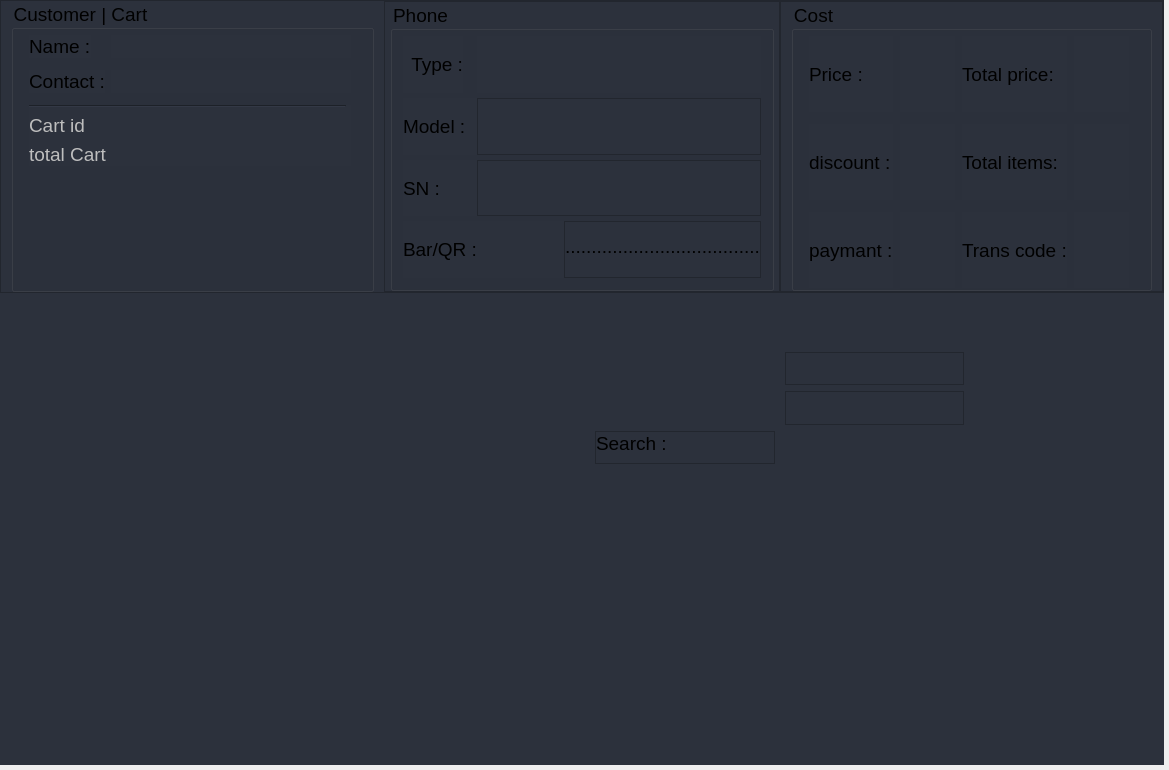
This is gui/uis/pages/main_pages.ui in kusiLaw/laky-phone-POS as Qt 5 draws it before an edit. The edited form follows.
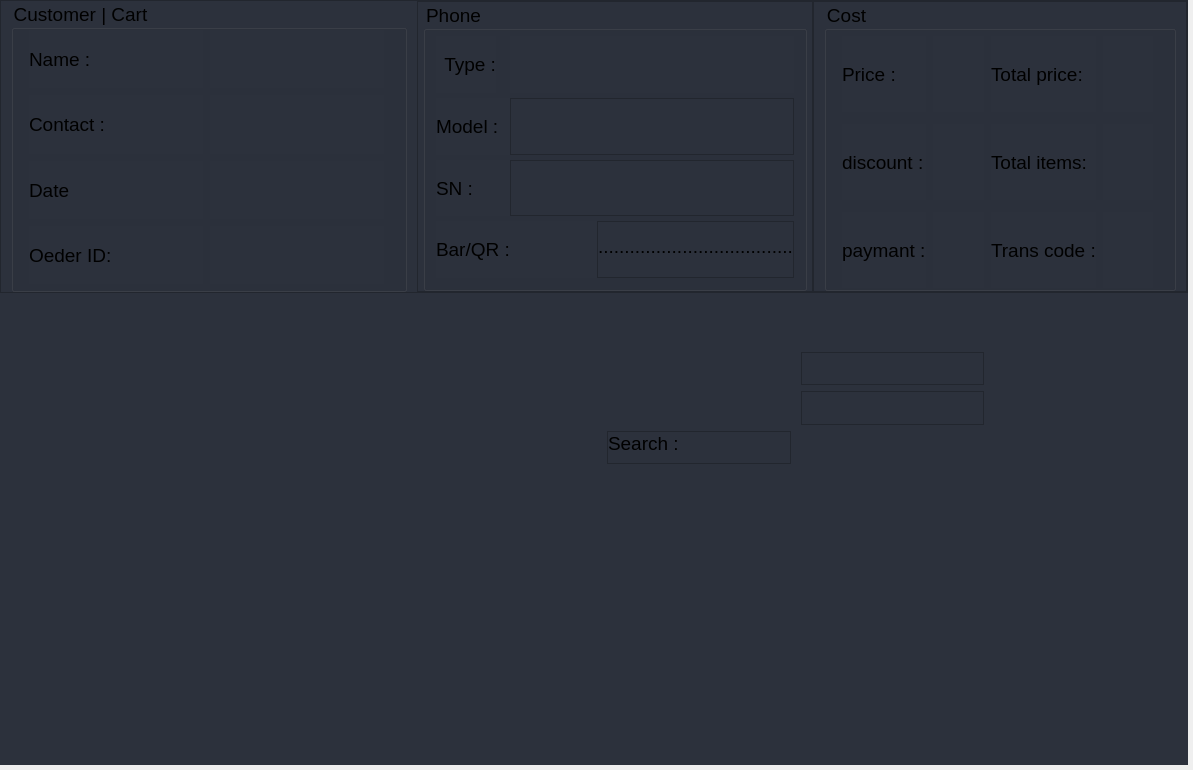
This is the edited form.

Commit message: phone customer form section modified with date, order_id

Patch:
```diff
--- a/gui/uis/pages/main_pages.ui
+++ b/gui/uis/pages/main_pages.ui
@@ -6,7 +6,7 @@
    <rect>
     <x>0</x>
     <y>0</y>
-    <width>1169</width>
+    <width>1193</width>
     <height>770</height>
    </rect>
   </property>
@@ -882,7 +882,7 @@
            <rect>
             <x>0</x>
             <y>0</y>
-            <width>1164</width>
+            <width>1188</width>
             <height>765</height>
            </rect>
           </property>
@@ -981,7 +981,7 @@
                    </property>
                    <property name="minimumSize">
                     <size>
-                     <width>284</width>
+                     <width>400</width>
                      <height>0</height>
                     </size>
                    </property>
@@ -1018,18 +1018,30 @@
                     </property>
                     <item>
                      <widget class="QGroupBox" name="customer_group">
+                      <property name="enabled">
+                       <bool>true</bool>
+                      </property>
+                      <property name="minimumSize">
+                       <size>
+                        <width>396</width>
+                        <height>0</height>
+                       </size>
+                      </property>
+                      <property name="maximumSize">
+                       <size>
+                        <width>16777215</width>
+                        <height>16777215</height>
+                       </size>
+                      </property>
                       <property name="title">
                        <string>Customer | Cart</string>
                       </property>
-                      <layout class="QFormLayout" name="formLayout">
-                       <property name="verticalSpacing">
-                        <number>12</number>
-                       </property>
+                      <layout class="QGridLayout" name="gridLayout_4">
                        <property name="leftMargin">
                         <number>15</number>
                        </property>
                        <property name="topMargin">
-                        <number>5</number>
+                        <number>0</number>
                        </property>
                        <property name="rightMargin">
                         <number>20</number>
@@ -1037,15 +1049,70 @@
                        <property name="bottomMargin">
                         <number>5</number>
                        </property>
-                       <item row="1" column="0">
-                        <widget class="QLabel" name="label_3">
+                       <property name="spacing">
+                        <number>7</number>
+                       </property>
+                       <item row="3" column="0">
+                        <widget class="QLabel" name="label_25">
                          <property name="text">
-                          <string>Name :</string>
+                          <string>Oeder ID:</string>
                          </property>
                         </widget>
                        </item>
-                       <item row="1" column="1">
+                       <item row="2" column="0">
+                        <widget class="QLabel" name="label_4">
+                         <property name="styleSheet">
+                          <string notr="true"/>
+                         </property>
+                         <property name="text">
+                          <string>Date</string>
+                         </property>
+                        </widget>
+                       </item>
+                       <item row="3" column="1">
+                        <widget class="QFrame" name="frame_14">
+                         <property name="minimumSize">
+                          <size>
+                           <width>0</width>
+                           <height>15</height>
+                          </size>
+                         </property>
+                         <property name="styleSheet">
+                          <string notr="true"/>
+                         </property>
+                         <property name="frameShape">
+                          <enum>QFrame::NoFrame</enum>
+                         </property>
+                         <property name="frameShadow">
+                          <enum>QFrame::Raised</enum>
+                         </property>
+                         <layout class="QVBoxLayout" name="phone_order_id_frame">
+                          <property name="spacing">
+                           <number>0</number>
+                          </property>
+                          <property name="leftMargin">
+                           <number>0</number>
+                          </property>
+                          <property name="topMargin">
+                           <number>0</number>
+                          </property>
+                          <property name="rightMargin">
+                           <number>0</number>
+                          </property>
+                          <property name="bottomMargin">
+                           <number>0</number>
+                          </property>
+                         </layout>
+                        </widget>
+                       </item>
+                       <item row="0" column="1">
                         <widget class="QFrame" name="customer_name">
+                         <property name="maximumSize">
+                          <size>
+                           <width>16777215</width>
+                           <height>60</height>
+                          </size>
+                         </property>
                          <property name="styleSheet">
                           <string notr="true"/>
                          </property>
@@ -1074,14 +1141,7 @@
                          </layout>
                         </widget>
                        </item>
-                       <item row="2" column="0">
-                        <widget class="QLabel" name="label_2">
-                         <property name="text">
-                          <string>Contact :</string>
-                         </property>
-                        </widget>
-                       </item>
-                       <item row="2" column="1">
+                       <item row="1" column="1">
                         <widget class="QFrame" name="customer_contact">
                          <property name="styleSheet">
                           <string notr="true"/>
@@ -1111,21 +1171,12 @@
                          </layout>
                         </widget>
                        </item>
-                       <item row="3" column="0" colspan="2">
-                        <widget class="QFrame" name="frame_8">
-                         <property name="enabled">
-                          <bool>false</bool>
-                         </property>
+                       <item row="2" column="1">
+                        <widget class="QFrame" name="cart_id">
                          <property name="minimumSize">
                           <size>
-                           <width>50</width>
-                           <height>50</height>
-                          </size>
-                         </property>
-                         <property name="maximumSize">
-                          <size>
-                           <width>16777215</width>
-                           <height>100</height>
+                           <width>0</width>
+                           <height>15</height>
                           </size>
                          </property>
                          <property name="styleSheet">
@@ -1137,7 +1188,10 @@
                          <property name="frameShadow">
                           <enum>QFrame::Raised</enum>
                          </property>
-                         <layout class="QGridLayout" name="gridLayout_4">
+                         <layout class="QVBoxLayout" name="phone_date_frame">
+                          <property name="spacing">
+                           <number>0</number>
+                          </property>
                           <property name="leftMargin">
                            <number>0</number>
                           </property>
@@ -1145,95 +1199,40 @@
                            <number>0</number>
                           </property>
                           <property name="rightMargin">
-                           <number>5</number>
+                           <number>0</number>
                           </property>
                           <property name="bottomMargin">
                            <number>0</number>
                           </property>
-                          <item row="1" column="1">
-                           <widget class="QFrame" name="cart_id">
-                            <property name="styleSheet">
-                             <string notr="true"/>
-                            </property>
-                            <property name="frameShape">
-                             <enum>QFrame::NoFrame</enum>
-                            </property>
-                            <property name="frameShadow">
-                             <enum>QFrame::Raised</enum>
-                            </property>
-                            <layout class="QVBoxLayout" name="cutomer_cart_id_edit">
-                             <property name="spacing">
-                              <number>0</number>
-                             </property>
-                             <property name="leftMargin">
-                              <number>0</number>
-                             </property>
-                             <property name="topMargin">
-                              <number>0</number>
-                             </property>
-                             <property name="rightMargin">
-                              <number>0</number>
-                             </property>
-                             <property name="bottomMargin">
-                              <number>0</number>
-                             </property>
-                            </layout>
-                           </widget>
-                          </item>
-                          <item row="2" column="1">
-                           <widget class="QFrame" name="frame_14">
-                            <property name="frameShape">
-                             <enum>QFrame::NoFrame</enum>
-                            </property>
-                            <property name="frameShadow">
-                             <enum>QFrame::Raised</enum>
-                            </property>
-                            <layout class="QVBoxLayout" name="phone_cart_total_edit">
-                             <property name="spacing">
-                              <number>0</number>
-                             </property>
-                             <property name="leftMargin">
-                              <number>0</number>
-                             </property>
-                             <property name="topMargin">
-                              <number>0</number>
-                             </property>
-                             <property name="rightMargin">
-                              <number>0</number>
-                             </property>
-                             <property name="bottomMargin">
-                              <number>0</number>
-                             </property>
-                            </layout>
-                           </widget>
-                          </item>
-                          <item row="1" column="0">
-                           <widget class="QLabel" name="label_4">
-                            <property name="styleSheet">
-                             <string notr="true"/>
-                            </property>
-                            <property name="text">
-                             <string>Cart id</string>
-                            </property>
-                           </widget>
-                          </item>
-                          <item row="2" column="0">
-                           <widget class="QLabel" name="label_25">
-                            <property name="text">
-                             <string>total Cart</string>
-                            </property>
-                           </widget>
-                          </item>
-                          <item row="0" column="0" colspan="2">
-                           <widget class="Line" name="line">
-                            <property name="orientation">
-                             <enum>Qt::Horizontal</enum>
-                            </property>
-                           </widget>
-                          </item>
                          </layout>
                         </widget>
                        </item>
+                       <item row="0" column="0">
+                        <widget class="QLabel" name="label_3">
+                         <property name="minimumSize">
+                          <size>
+                           <width>0</width>
+                           <height>0</height>
+                          </size>
+                         </property>
+                         <property name="maximumSize">
+                          <size>
+                           <width>16777215</width>
+                           <height>16777215</height>
+                          </size>
+                         </property>
+                         <property name="text">
+                          <string>Name :</string>
+                         </property>
+                        </widget>
+                       </item>
+                       <item row="1" column="0">
+                        <widget class="QLabel" name="label_2">
+                         <property name="text">
+                          <string>Contact :</string>
+                         </property>
+                        </widget>
+                       </item>
                       </layout>
                      </widget>
                     </item>
```
The commit also changes 2 other files.
